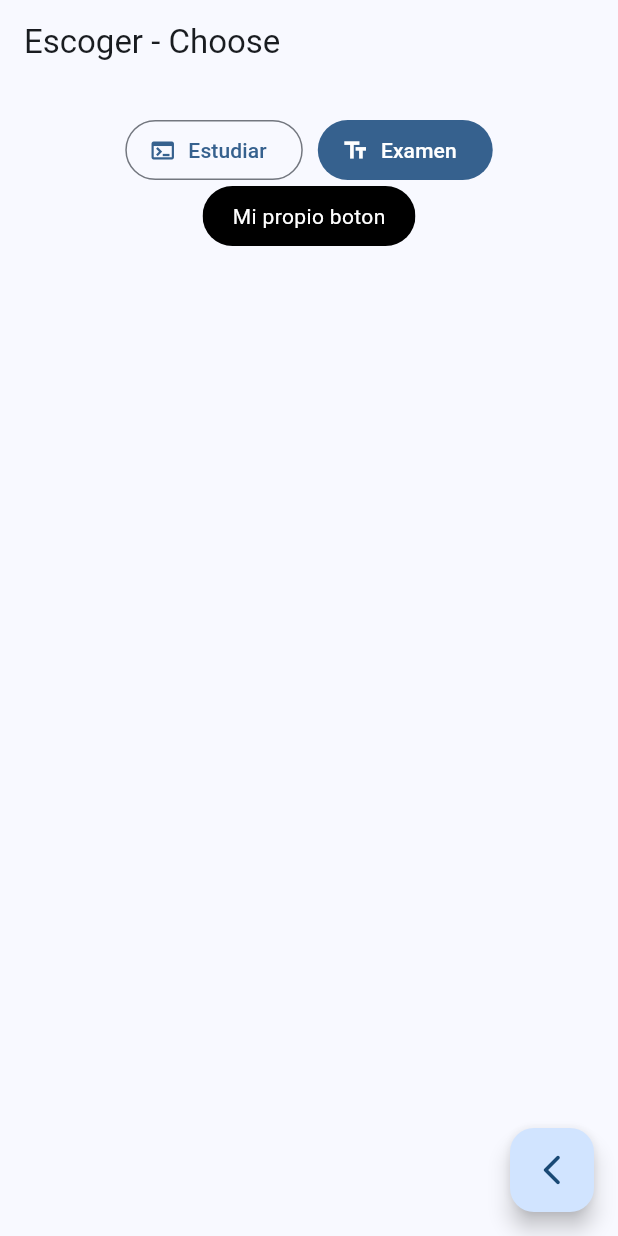
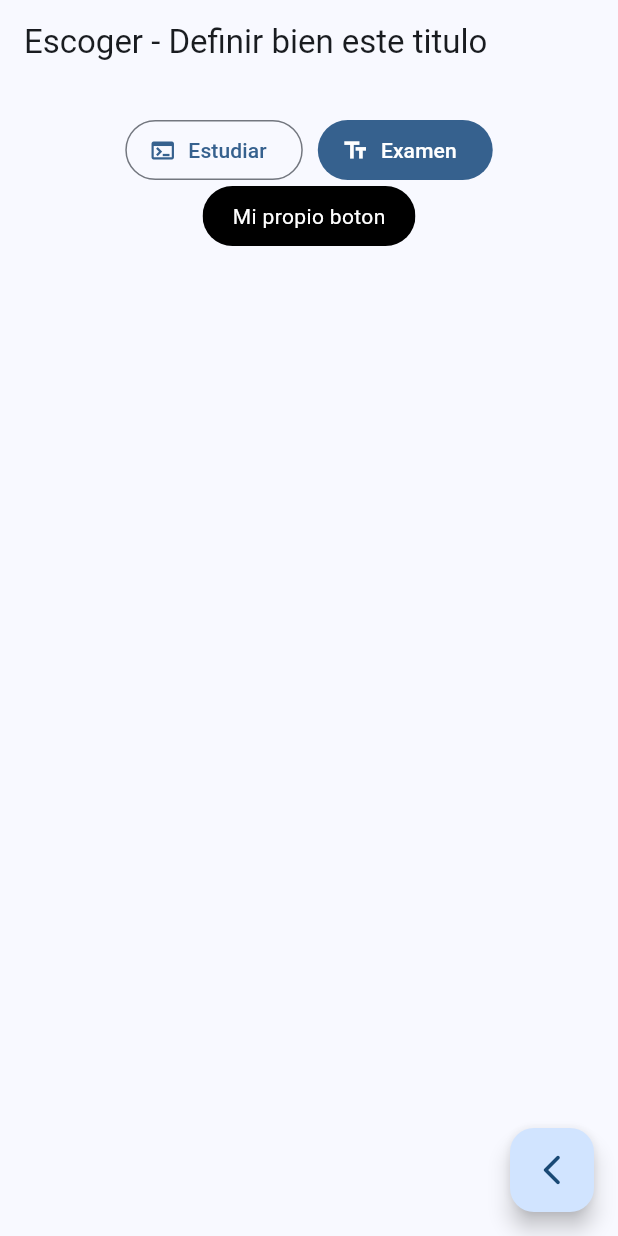
Before and after one commit to khrypton/simulacro, a Flutter app: the ChooseScreen screen opened by its route, on a phone screen of 412 x 824 dp. Run offline on Flutter 3.47's test engine with Material 2 defaults, Android fonts, the phone set to English and light mode, and no system bars; our stand-ins replace go_router.

Commit message:
Modifique el archivo choose_screen

```diff
--- a/lib/screens/choose_screen.dart
+++ b/lib/screens/choose_screen.dart
@@ -8,7 +8,7 @@ class ChooseScreen extends StatelessWidget {
   Widget build(BuildContext context) {
     return Scaffold(
       appBar: AppBar(
-        title: const Text("Escoger - Choose"),
+        title: const Text("Escoger - Definir bien este titulo"),
       ),
       body: const _ChooseView(),
       floatingActionButton: FloatingActionButton(
```
